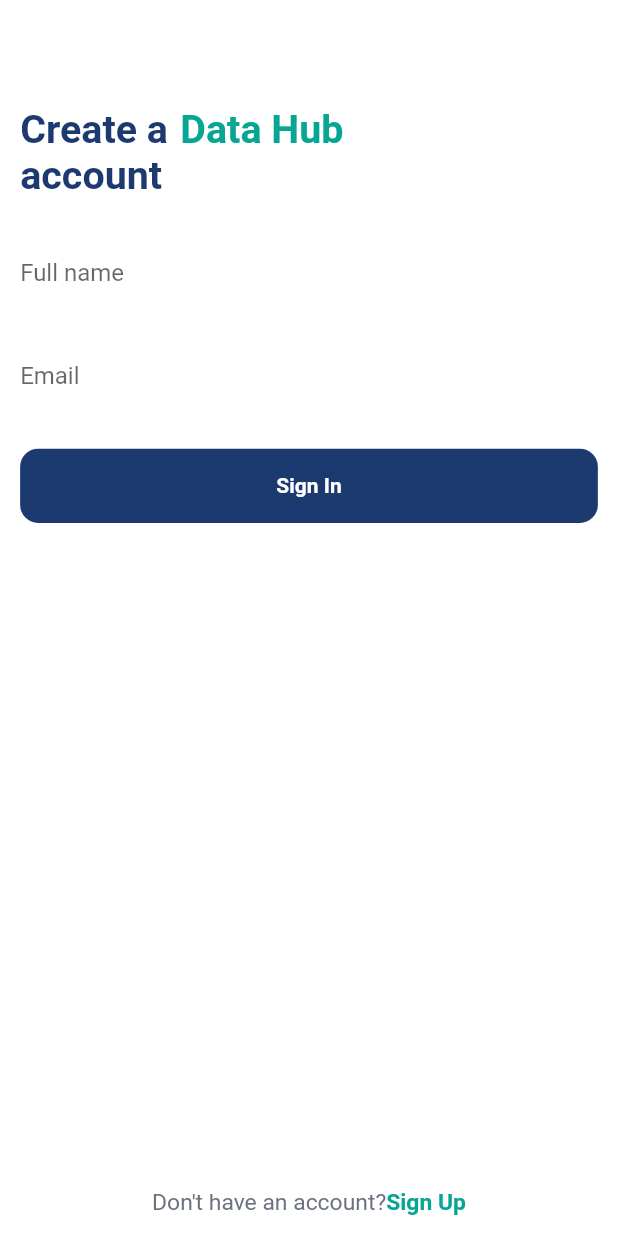
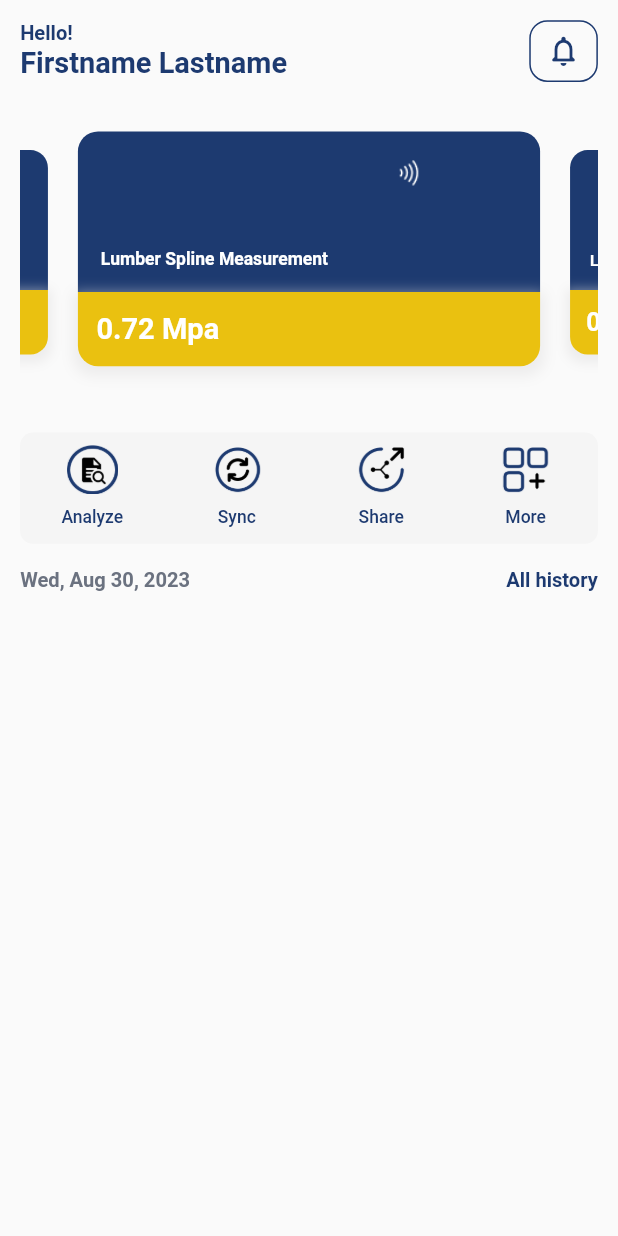
Before and after one commit to anshd258/Lumber-Spine-app-and-web, a Flutter app: the screen it shows after launch, on a phone screen of 412 x 824 dp. Run offline on Flutter 3.47's test engine with Material 2 defaults, Android fonts, the light colour scheme and no system bars; drawn by our look-alikes of carousel_slider; our stand-ins replace google_fonts, pinput, responsive_sizer; missing offline and left inert: email_otp.

Commit message:
Home page

```diff
--- a/lib/Middleware/constants/colors.dart
+++ b/lib/Middleware/constants/colors.dart
@@ -8,3 +8,4 @@
 Color grey = const Color(0xff9CA3AF);
 Color lighterGrey = const Color(0xffE5E7EB);
 Color black = Colors.black;
+Color yellow = const Color.fromARGB(255, 234, 193, 16);
--- a/lib/Middleware/helper/routes/routes.dart
+++ b/lib/Middleware/helper/routes/routes.dart
@@ -1,4 +1,5 @@
 import 'package:data_hub/UI/screens/about_screen.dart';
+import 'package:data_hub/UI/screens/home_screen.dart';
 import 'package:data_hub/UI/screens/registration_completed_screen.dart';
 import 'package:data_hub/UI/screens/sign_up.dart';
 import 'package:data_hub/UI/screens/splash_screen.dart';
@@ -8,12 +9,13 @@
 import '../../../UI/screens/signin_screen.dart';
 
 var routes = <String, WidgetBuilder>{
-  '/': (context) => const SplashScreen(),
+  '/': (context) => HomeScreen(),
   '/signup_screen': (context) => const SignUpScreen(),
   '/signin_screen': (context) => SignInScreen(),
+  // '/otp_screen': (context) => OTPScreen(),
   '/country_screen': (context) => const CountryScreen(),
   '/about_screen': (context) => AboutScreen(),
   '/registration_completed_screen': (context) =>
       const RegistrationCompletedScreen(),
-  // '/otp_screen': (context) => OTPScreen(),
+  '/home_screen': (context) => const HomeScreen(),
 };
--- a/lib/UI/screens/about_screen.dart
+++ b/lib/UI/screens/about_screen.dart
@@ -101,7 +101,12 @@
                 ),
               ),
               const Spacer(),
-              BlueButton(text: 'Proceed', onTap: () {}),
+              BlueButton(
+                  text: 'Proceed',
+                  onTap: () {
+                    Navigator.pushNamed(
+                        context, '/registration_completed_screen');
+                  }),
               SizedBox(
                 height: 2.h,
               ),
--- /dev/null
+++ b/lib/UI/screens/home_screen.dart
@@ -0,0 +1,287 @@
+import 'package:carousel_slider/carousel_slider.dart';
+import 'package:flutter/material.dart';
+import 'package:google_fonts/google_fonts.dart';
+import 'package:responsive_sizer/responsive_sizer.dart';
+import 'package:intl/intl.dart';
+import '../../Middleware/constants/colors.dart';
+
+class HomeScreen extends StatefulWidget {
+  const HomeScreen({super.key});
+
+  @override
+  State<HomeScreen> createState() => _HomeScreenState();
+}
+
+class _HomeScreenState extends State<HomeScreen> {
+  final List<double> list = [0.72, 0.72, 0.72];
+
+  String formattedDate = DateFormat.yMMMEd().format(DateTime.now());
+
+  @override
+  Widget build(BuildContext context) {
+    return SafeArea(
+      child: Scaffold(
+        body: Padding(
+          padding: EdgeInsets.all(15.sp),
+          child: Column(
+            mainAxisAlignment: MainAxisAlignment.start,
+            crossAxisAlignment: CrossAxisAlignment.start,
+            children: [
+              Row(
+                children: [
+                  Column(
+                    mainAxisAlignment: MainAxisAlignment.start,
+                    crossAxisAlignment: CrossAxisAlignment.start,
+                    children: [
+                      Text(
+                        'Hello!',
+                        style: GoogleFonts.roboto(
+                          color: blue,
+                          fontSize: 15.sp,
+                          fontWeight: FontWeight.w700,
+                        ),
+                      ),
+                      Text(
+                        'Firstname Lastname',
+                        style: GoogleFonts.roboto(
+                          color: blue,
+                          fontSize: 18.sp,
+                          fontWeight: FontWeight.w700,
+                        ),
+                      ),
+                    ],
+                  ),
+                  const Spacer(),
+                  Container(
+                    height: 5.h,
+                    width: 11.1.w,
+                    decoration: BoxDecoration(
+                      border: Border.all(color: blue),
+                      borderRadius: BorderRadius.circular(12),
+                    ),
+                    child: Center(
+                      child: Icon(
+                        Icons.notifications_none_rounded,
+                        color: blue,
+                      ),
+                    ),
+                  ),
+                ],
+              ),
+              SizedBox(
+                height: 4.h,
+              ),
+              Carousel(list: list),
+              SizedBox(
+                height: 1.h,
+              ),
+              Container(
+                height: 9.h,
+                width: double.infinity,
+                decoration: BoxDecoration(
+                  color: const Color.fromARGB(200, 243, 243, 243),
+                  borderRadius: BorderRadius.circular(12.sp),
+                ),
+                child: const Row(
+                  mainAxisAlignment: MainAxisAlignment.spaceAround,
+                  children: [
+                    Options(
+                      name: 'Analyze',
+                      url: "assets/home_page/analyze.png",
+                    ),
+                    Options(
+                      name: 'Sync',
+                      url: "assets/home_page/refresh.png",
+                    ),
+                    Options(
+                      name: 'Share',
+                      url: "assets/home_page/share.png",
+                    ),
+                    Options(
+                      name: 'More',
+                      url: "assets/home_page/more.png",
+                    ),
+                  ],
+                ),
+              ),
+              SizedBox(
+                height: 2.h,
+              ),
+              Row(
+                children: [
+                  Text(
+                    formattedDate,
+                    style: GoogleFonts.roboto(
+                      color: darkerGrey,
+                      fontSize: 15.sp,
+                      fontWeight: FontWeight.w700,
+                    ),
+                  ),
+                  const Spacer(),
+                  Text(
+                    'All history',
+                    style: GoogleFonts.roboto(
+                      color: blue,
+                      fontSize: 15.sp,
+                      fontWeight: FontWeight.w700,
+                    ),
+                  ),
+                ],
+              ),
+              SizedBox(
+                height: 2.h,
+              ),
+              Card()
+            ],
+          ),
+        ),
+      ),
+    );
+  }
+}
+
+class Carousel extends StatelessWidget {
+  const Carousel({
+    super.key,
+    required this.list,
+  });
+
+  final List<double> list;
+
+  @override
+  Widget build(BuildContext context) {
+    return CarouselSlider(
+      options: CarouselOptions(
+        autoPlay: false,
+        aspectRatio: 2.0,
+        enlargeCenterPage: true,
+      ),
+      items: list
+          .map((item) => Column(
+                children: [
+                  Container(
+                    padding: EdgeInsets.all(16.sp),
+                    height: 13.h,
+                    width: double.infinity,
+                    decoration: BoxDecoration(
+                      color: blue,
+                      borderRadius: BorderRadius.only(
+                        topLeft: Radius.circular(15.sp),
+                        topRight: Radius.circular(15.sp),
+                      ),
+                    ),
+                    child: Column(
+                      crossAxisAlignment: CrossAxisAlignment.start,
+                      children: [
+                        Row(
+                          mainAxisAlignment: MainAxisAlignment.end,
+                          children: [
+                            Image.asset(
+                              "assets/home_page/w.png",
+                              width: 35.w,
+                              height: 3.h,
+                            ),
+                          ],
+                        ),
+                        const Spacer(),
+                        Text(
+                          'Lumber Spline Measurement',
+                          style: GoogleFonts.roboto(
+                            color: whiteText,
+                            fontSize: 14.sp,
+                            fontWeight: FontWeight.w600,
+                          ),
+                        ),
+                      ],
+                    ),
+                  ),
+                  Container(
+                    height: 6.h,
+                    width: double.infinity,
+                    decoration: BoxDecoration(
+                      color: yellow,
+                      borderRadius: BorderRadius.only(
+                        bottomLeft: Radius.circular(15.sp),
+                        bottomRight: Radius.circular(15.sp),
+                      ),
+                      boxShadow: [
+                        BoxShadow(
+                          color: const Color.fromARGB(255, 224, 223, 223)
+                              .withOpacity(0.5),
+                          spreadRadius: 3,
+                          blurRadius: 7,
+                          offset: const Offset(0, 3),
+                        ),
+                      ],
+                    ),
+                    child: Row(
+                      children: [
+                        SizedBox(
+                          width: 3.w,
+                        ),
+                        Text(
+                          item.toString(),
+                          style: GoogleFonts.roboto(
+                            color: whiteText,
+                            fontSize: 18.sp,
+                            fontWeight: FontWeight.bold,
+                          ),
+                        ),
+                        Text(
+                          ' Mpa',
+                          style: GoogleFonts.roboto(
+                            color: whiteText,
+                            fontSize: 18.sp,
+                            fontWeight: FontWeight.bold,
+                          ),
+                        ),
+                      ],
+                    ),
+                  ),
+                ],
+              ))
+          .toList(),
+    );
+  }
+}
+
+class Options extends StatelessWidget {
+  final String name;
+  final String url;
+  const Options({super.key, required this.name, required this.url});
+
+  @override
+  Widget build(BuildContext context) {
+    return GestureDetector(
+      onTap: () {},
+      child: Column(
+        children: [
+          SizedBox(
+            height: 1.h,
+          ),
+          Container(
+            height: 4.h,
+            width: 12.w,
+            decoration: BoxDecoration(
+              image: DecorationImage(
+                image: AssetImage(url),
+                fit: BoxFit.contain,
+              ),
+            ),
+          ),
+          SizedBox(
+            height: 1.h,
+          ),
+          Text(
+            name,
+            style: GoogleFonts.roboto(
+              color: blue,
+              fontSize: 14.sp,
+              fontWeight: FontWeight.w500,
+            ),
+          ),
+        ],
+      ),
+    );
+  }
+}
--- a/lib/UI/screens/registration_completed_screen.dart
+++ b/lib/UI/screens/registration_completed_screen.dart
@@ -1,12 +1,113 @@
+import 'package:data_hub/UI/widgets/back_button.dart';
+import 'package:data_hub/UI/widgets/blue_button.dart';
 import 'package:flutter/material.dart';
+import 'package:google_fonts/google_fonts.dart';
+import 'package:responsive_sizer/responsive_sizer.dart';
+
+import '../../Middleware/constants/colors.dart';
 
 class RegistrationCompletedScreen extends StatelessWidget {
   const RegistrationCompletedScreen({super.key});
 
   @override
   Widget build(BuildContext context) {
-    return Scaffold(
-
+    return SafeArea(
+      child: Scaffold(
+        body: Padding(
+          padding: EdgeInsets.all(15.sp),
+          child: Column(
+            mainAxisAlignment: MainAxisAlignment.start,
+            crossAxisAlignment: CrossAxisAlignment.start,
+            children: [
+              SizedBox(
+                height: 1.h,
+              ),
+              Row(
+                children: [
+                  const MyBackButton(),
+                  SizedBox(
+                    width: 23.w,
+                  ),
+                  Text(
+                    'Registration',
+                    style: GoogleFonts.roboto(
+                      color: blue,
+                      fontSize: 18.sp,
+                      fontWeight: FontWeight.w700,
+                    ),
+                  ),
+                ],
+              ),
+              SizedBox(
+                height: 18.h,
+              ),
+              Image.asset(
+                "assets/reg_complete/image.png",
+                width: 300.w,
+                height: 17.h,
+              ),
+              SizedBox(
+                height: 2.h,
+              ),
+              Row(
+                mainAxisAlignment: MainAxisAlignment.center,
+                children: [
+                  Text(
+                    'Great! ',
+                    style: GoogleFonts.roboto(
+                      color: blue,
+                      fontSize: 18.sp,
+                      fontWeight: FontWeight.w700,
+                    ),
+                  ),
+                  Text(
+                    'Name',
+                    style: GoogleFonts.roboto(
+                      color: blue,
+                      fontSize: 18.sp,
+                      fontWeight: FontWeight.w700,
+                    ),
+                  ),
+                ],
+              ),
+              SizedBox(
+                height: 1.h,
+              ),
+              Center(
+                child: Text(
+                  'Now you can start analyzing',
+                  style: GoogleFonts.roboto(
+                    color: darkerGrey,
+                    fontSize: 16.sp,
+                  ),
+                ),
+              ),
+              Center(
+                child: Text(
+                  'your data in real time!',
+                  style: GoogleFonts.roboto(
+                    color: darkerGrey,
+                    fontSize: 16.sp,
+                  ),
+                ),
+              ),
+              SizedBox(
+                height: 3.h,
+              ),
+              Center(
+                child: SizedBox(
+                  width: 65.w,
+                  child: BlueButton(
+                      text: 'Get Started',
+                      onTap: () {
+                        Navigator.pushNamed(context, '/home_screen');
+                      }),
+                ),
+              )
+            ],
+          ),
+        ),
+      ),
     );
   }
 }
--- a/pubspec.yaml
+++ b/pubspec.yaml
@@ -40,6 +40,9 @@
   google_fonts: ^4.0.4
   email_otp: ^2.0.1
   pinput: ^3.0.1
+  flutter_bloc: ^8.1.3
+  carousel_slider: ^4.2.1
+  intl: ^0.18.1
 
 dev_dependencies:
   flutter_test:
@@ -69,6 +72,8 @@
     - assets/splash_screen/
     - assets/flags/
     - assets/about_page/
+    - assets/reg_complete/
+    - assets/home_page/
 
   # An image asset can refer to one or more resolution-specific "variants", see
   # https://flutter.dev/assets-and-images/#resolution-aware
```
Also changed, not shown: assets/home_page/analyze.png (added), assets/home_page/more.png (added), assets/home_page/refresh.png (added), assets/home_page/share.png (added), assets/home_page/w.png (added), assets/reg_complete/image.png (added), pubspec.lock.
